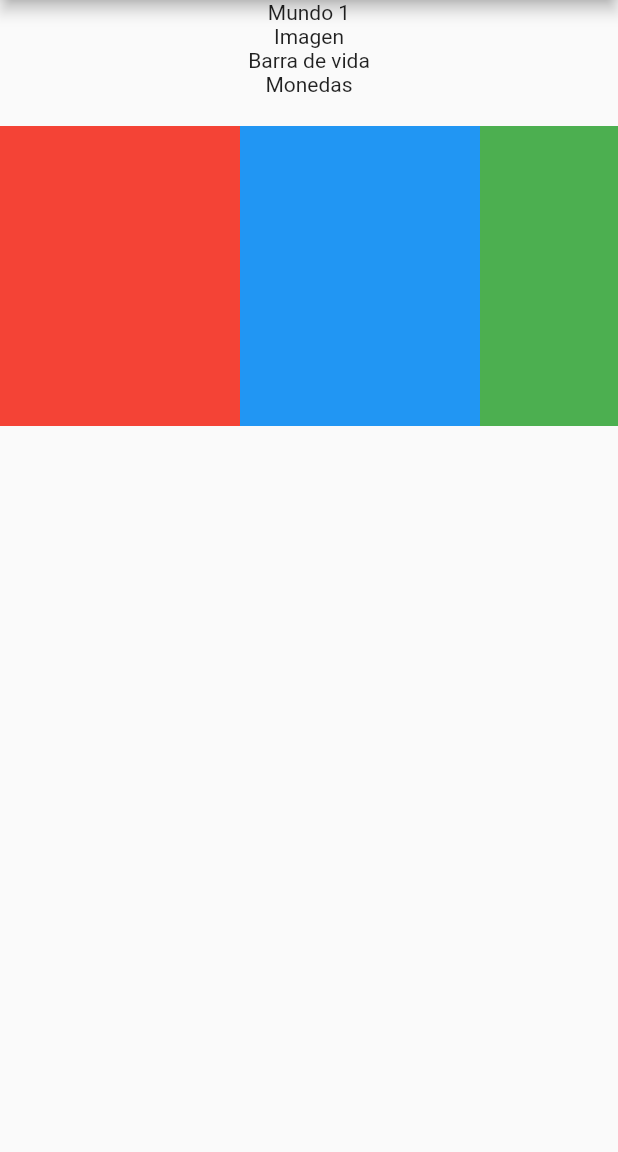
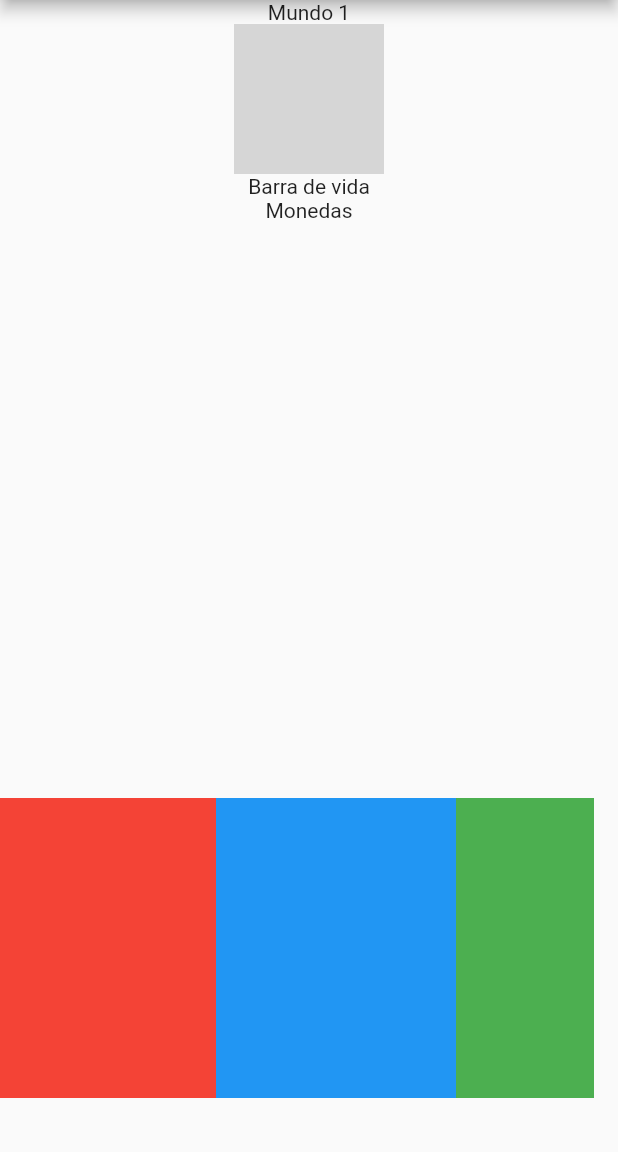
Before and after one commit to Dmlsito/Pablo-Dani, a Flutter app: the screen it shows after launch, on a phone screen of 412 x 824 dp, the part 84-1236 px from its top. Run offline on Flutter 3.47's test engine with Material 2 defaults, Android fonts, the phone set to English and light mode, and no system bars; missing offline and left inert: footer; grey boxes are pictures that could not be loaded.

Commit message:
cambio en clase

```diff
--- a/practicaclicker/lib/clicker.dart
+++ b/practicaclicker/lib/clicker.dart
@@ -2,6 +2,8 @@
 
 import 'package:flutter/cupertino.dart';
 import 'package:flutter/material.dart';
+import 'package:footer/footer.dart';
+import 'package:footer/footer_view.dart';
 
 import 'main.dart';
 
@@ -65,21 +67,25 @@ class StatesAppState extends State<StatesApp> {
         child: Column(
           children: [
             Container(
-                child: Text("Mundo 1"),
+              child: Text(
+                "Mundo 1",
+                textAlign: TextAlign.right,
+              ),
             ),
             Container(
-                child: Text("Imagen"),
+              child: imagenClick(),
             ),
             Container(child: Text("Barra de vida")),
             Container(
               child: Text("Monedas"),
             ),
-              Container(
-                child: Scroll(),
-              )
           ],
         ),
-        ));
+      ),
+      floatingActionButton: Container(
+        child: Scroll(),
+      ),
+    );
   }
 }
 
@@ -113,9 +119,42 @@ class Scroll extends StatelessWidget {
             width: 160.0,
             color: Colors.orange,
           ),
+          Container(
+            width: 160.0,
+            color: Colors.red,
+          ),
+          Container(
+            width: 160.0,
+            color: Colors.blue,
+          ),
+          Container(
+            width: 160.0,
+            color: Colors.orange,
+          ),
+          Container(
+            width: 160.0,
+            color: Colors.green,
+          ),
         ],
       ),
     );
+  }
+}
+
+class imagenClick extends StatelessWidget {
+  @override
+  Widget build(BuildContext context) {
+    return Column(children: [
+      InkWell(
+        onTap: () {},
+        child: Container(
+          // ignore: prefer_const_constructors
+          child: Image.asset('images/monstruo.png'),
+          height: 100,
+          width: 100,
+        ),
+      ),
+    ]);
   }
 }
 
```
Also changed, not shown: practicaclicker/assets/images/monstruo.png (added). Lines whose indentation alone changed are shown as unchanged.
